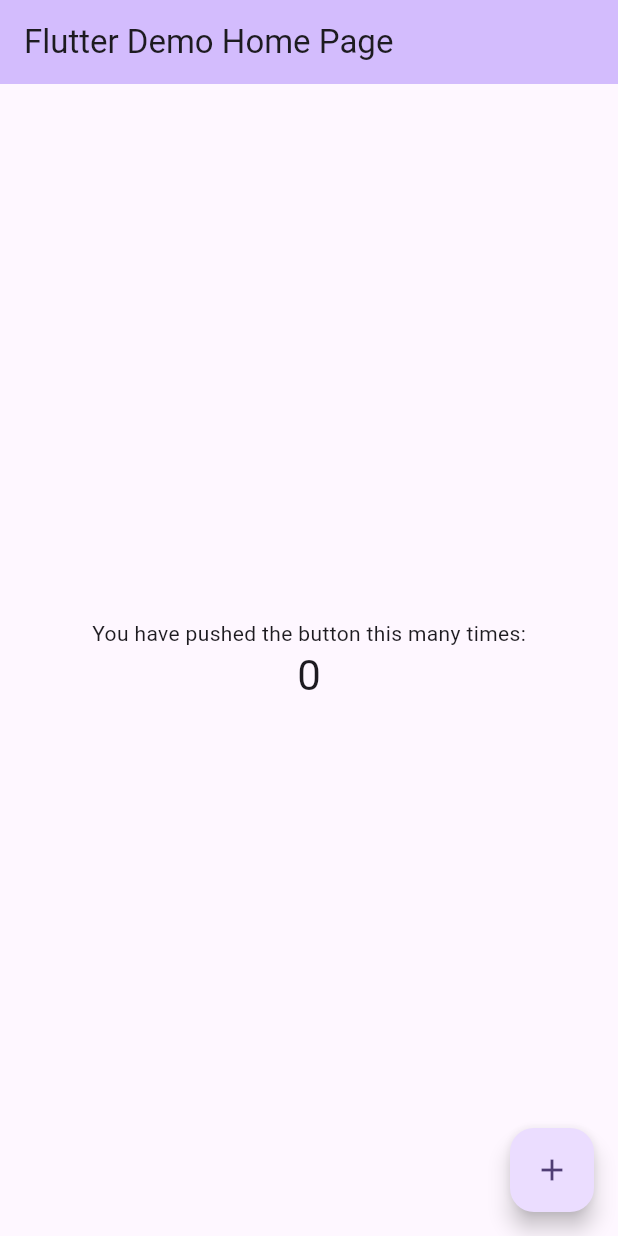
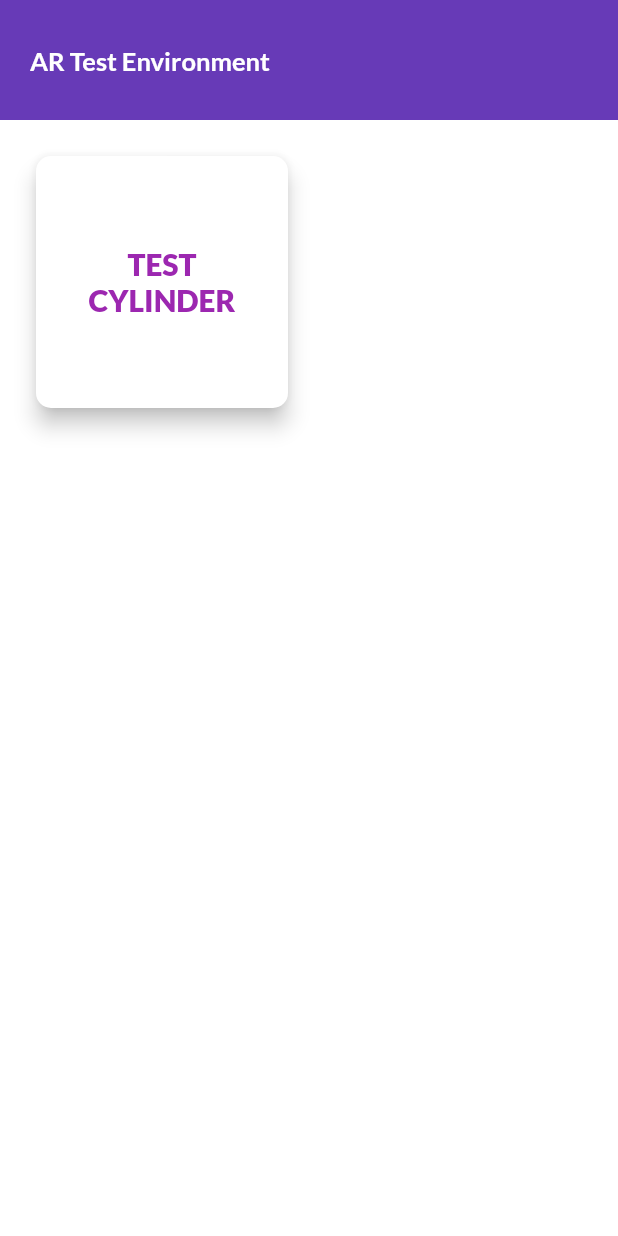
Before and after one commit to mgarciareimers/ar_test_environment, a Flutter app: the screen it shows after launch, on a phone screen of 412 x 824 dp. Run offline on Flutter 3.47's test engine with Material 3 defaults, Android fonts, the phone set to English and light mode, and no system bars; our stand-ins replace connectivity_plus, fluro, package_info_plus, rxdart, shared_preferences.

Commit message:
Start of text cylinder page.

```diff
--- a/lang/en.json
+++ b/lang/en.json
@@ -4,6 +4,7 @@
   "home": "Home",
   "loading": "Loading",
   "retry": "Retry",
+  "test_cylinder": "Test cylinder",
 
   "error_connection": "Connection error",
   "error_connection_text": "Please connect your device to the internet.",
--- a/lib/main.dart
+++ b/lib/main.dart
@@ -1,125 +1,91 @@
+import 'package:fluro/fluro.dart';
 import 'package:flutter/material.dart';
+import 'package:flutter_localizations/flutter_localizations.dart';
 
-void main() {
+// Bloc.
+import 'package:ar_test_env_app/src/bloc/bloc_provider.dart';
+
+// Config.
+import 'package:ar_test_env_app/src/config/config.dart';
+
+// Constants.
+import 'package:ar_test_env_app/src/commons/constants/strings.dart';
+
+// Utils.
+import 'package:ar_test_env_app/src/commons/utils/app_localizations.dart';
+import 'package:ar_test_env_app/src/commons/utils/routes.dart';
+
+void main() async {
+  WidgetsFlutterBinding.ensureInitialized();
+
+  // Initialize preferences.
+  final preferences = Preferences();
+  await preferences.initPreferences();
+
   runApp(const MyApp());
 }
 
-class MyApp extends StatelessWidget {
-  const MyApp({super.key});
+class MyApp extends StatefulWidget {
+  const MyApp({
+    super.key
+  });
 
-  // This widget is the root of your application.
   @override
-  Widget build(BuildContext context) {
-    return MaterialApp(
-      title: 'Flutter Demo',
-      theme: ThemeData(
-        // This is the theme of your application.
-        //
-        // TRY THIS: Try running your application with "flutter run". You'll see
-        // the application has a purple toolbar. Then, without quitting the app,
-        // try changing the seedColor in the colorScheme below to Colors.green
-        // and then invoke "hot reload" (save your changes or press the "hot
-        // reload" button in a Flutter-supported IDE, or press "r" if you used
-        // the command line to start the app).
-        //
-        // Notice that the counter didn't reset back to zero; the application
-        // state is not lost during the reload. To reset the state, use hot
-        // restart instead.
-        //
-        // This works for code too, not just values: Most code changes can be
-        // tested with just a hot reload.
-        colorScheme: ColorScheme.fromSeed(seedColor: Colors.deepPurple),
-        useMaterial3: true,
-      ),
-      home: const MyHomePage(title: 'Flutter Demo Home Page'),
-    );
-  }
+  State<MyApp> createState() => _MyAppState();
 }
 
-class MyHomePage extends StatefulWidget {
-  const MyHomePage({super.key, required this.title});
+class _MyAppState extends State<MyApp> {
+  final GlobalKey<NavigatorState> navigatorKey = GlobalKey<NavigatorState>();
 
-  // This widget is the home page of your application. It is stateful, meaning
-  // that it has a State object (defined below) that contains fields that affect
-  // how it looks.
-
-  // This class is the configuration for the state. It holds the values (in this
-  // case the title) provided by the parent (in this case the App widget) and
-  // used by the build method of the State. Fields in a Widget subclass are
-  // always marked "final".
-
-  final String title;
+  late FluroRouter router;
 
   @override
-  State<MyHomePage> createState() => _MyHomePageState();
-}
+  void initState() {
+    router = FluroRouter();
+    Routes.defineRoutes(router);
 
-class _MyHomePageState extends State<MyHomePage> {
-  int _counter = 0;
-
-  void _incrementCounter() {
-    setState(() {
-      // This call to setState tells the Flutter framework that something has
-      // changed in this State, which causes it to rerun the build method below
-      // so that the display can reflect the updated values. If we changed
-      // _counter without calling setState(), then the build method would not be
-      // called again, and so nothing would appear to happen.
-      _counter++;
-    });
+    super.initState();
   }
 
   @override
   Widget build(BuildContext context) {
-    // This method is rerun every time setState is called, for instance as done
-    // by the _incrementCounter method above.
-    //
-    // The Flutter framework has been optimized to make rerunning build methods
-    // fast, so that you can just rebuild anything that needs updating rather
-    // than having to individually change instances of widgets.
-    return Scaffold(
-      appBar: AppBar(
-        // TRY THIS: Try changing the color here to a specific color (to
-        // Colors.amber, perhaps?) and trigger a hot reload to see the AppBar
-        // change color while the other colors stay the same.
-        backgroundColor: Theme.of(context).colorScheme.inversePrimary,
-        // Here we take the value from the MyHomePage object that was created by
-        // the App.build method, and use it to set our appbar title.
-        title: Text(widget.title),
+    return BlocProvider(
+      child: MaterialApp(
+        title: Strings.appName,
+        navigatorKey: navigatorKey,
+        debugShowCheckedModeBanner: false,
+        theme: ThemeData(
+          useMaterial3: false,
+          primaryColor: Colors.black,
+          fontFamily: 'Lato',
+        ),
+        onGenerateInitialRoutes: (String initialRoute) => [ router.generator(RouteSettings(name: initialRoute))! ],
+        onGenerateRoute: router.generator,
+
+        // Supported local languages.
+        supportedLocales: [
+          AppLocalizations.getLocaleByLanguageCode(AppLocalizations.englishCode),
+        ],
+
+        // Make sure that the localization data for the proper language is loaded.
+        localizationsDelegates: [
+          AppLocalizations.delegate, // A class which loads the translations from JSON files.
+          GlobalMaterialLocalizations.delegate, // Built-in localization of basic text for Material widgets.
+          GlobalCupertinoLocalizations.delegate, // Built-in localization of basic text for Cupertino widgets.
+          GlobalWidgetsLocalizations.delegate, // Built-in localization for text direction LTR/RTL.
+        ],
+
+        // Returns a locale which will be used by the app.
+        localeResolutionCallback: (Locale? locale, Iterable<Locale> supportedLocales) {
+          for (Locale supportedLocale in supportedLocales) {
+            if (supportedLocale.languageCode == locale!.languageCode && supportedLocale.countryCode == locale.countryCode) {
+              return supportedLocale;
+            }
+          }
+
+          return supportedLocales.first;
+        },
       ),
-      body: Center(
-        // Center is a layout widget. It takes a single child and positions it
-        // in the middle of the parent.
-        child: Column(
-          // Column is also a layout widget. It takes a list of children and
-          // arranges them vertically. By default, it sizes itself to fit its
-          // children horizontally, and tries to be as tall as its parent.
-          //
-          // Column has various properties to control how it sizes itself and
-          // how it positions its children. Here we use mainAxisAlignment to
-          // center the children vertically; the main axis here is the vertical
-          // axis because Columns are vertical (the cross axis would be
-          // horizontal).
-          //
-          // TRY THIS: Invoke "debug painting" (choose the "Toggle Debug Paint"
-          // action in the IDE, or press "p" in the console), to see the
-          // wireframe for each widget.
-          mainAxisAlignment: MainAxisAlignment.center,
-          children: <Widget>[
-            const Text(
-              'You have pushed the button this many times:',
-            ),
-            Text(
-              '$_counter',
-              style: Theme.of(context).textTheme.headlineMedium,
-            ),
-          ],
-        ),
-      ),
-      floatingActionButton: FloatingActionButton(
-        onPressed: _incrementCounter,
-        tooltip: 'Increment',
-        child: const Icon(Icons.add),
-      ), // This trailing comma makes auto-formatting nicer for build methods.
     );
   }
 }
--- a/lib/src/commons/utils/app_localizations.dart
+++ b/lib/src/commons/utils/app_localizations.dart
@@ -35,7 +35,6 @@ class AppLocalizations {
   static LocalizationsDelegate<AppLocalizations> delegate = _AppLocalizationsDelegate();
 
   static Map<String, String>? _localizedStrings;
-  static Map<String, String>? _localizedCountries;
 
   void reload() async {
     delegate = _AppLocalizationsDelegate();
@@ -53,14 +52,11 @@ class AppLocalizations {
       Preferences().session = session;
     }
 
-    String jsonStrings = await rootBundle.loadString('lang/strings/$languageCode.json');
-    String jsonCountries = await rootBundle.loadString('lang/countries/$languageCode.json');
+    String jsonStrings = await rootBundle.loadString('lang/$languageCode.json');
 
     Map<String, dynamic> jsonStringsMap = json.decode(jsonStrings);
-    Map<String, dynamic> jsonCountriesMap = json.decode(jsonCountries);
 
     _localizedStrings = jsonStringsMap.map((key, value) => MapEntry(key, value.toString()));
-    _localizedCountries = jsonCountriesMap.map((key, value) => MapEntry(key, value.toString()));
 
     return true;
   }
@@ -68,11 +64,6 @@ class AppLocalizations {
   // Method that will be called from every widget which needs a localized text.
   String translate(String key) {
     return _localizedStrings![key] ?? Strings.nullString;
-  }
-
-  // Method that will be called from every widget which needs a localized country text.
-  String translateCountry(String key) {
-    return _localizedCountries![key] ?? Strings.nullString;
   }
 
   // Get locale by language code.
--- a/lib/src/commons/utils/routes.dart
+++ b/lib/src/commons/utils/routes.dart
@@ -1,21 +1,21 @@
 import 'package:fluro/fluro.dart';
 import 'package:flutter/material.dart';
-
-// Utils.
-import 'package:ar_test_env_app/src/commons/utils/app_localizations.dart';
 
 // Pages.
 import 'package:ar_test_env_app/src/pages/home_page.dart';
 import 'package:ar_test_env_app/src/pages/splash_page.dart';
+import 'package:ar_test_env_app/src/pages/test_cylinder_page.dart';
 
 class Routes {
   static const String home = 'home';
   static const String splash = 'splash';
+  static const String testCylinder = 'test_cylinder';
 
   // Method that defines the routes for the router.
   static void defineRoutes(FluroRouter router) {
     router.define(home, handler: getRouterHandler(home), transitionType: TransitionType.none);
     router.define(splash, handler: getRouterHandler(splash), transitionType: TransitionType.none);
+    router.define(testCylinder, handler: getRouterHandler(testCylinder), transitionType: TransitionType.none);
 
     // Not found.
     router.notFoundHandler = Handler(
@@ -29,20 +29,9 @@ class Routes {
       switch (routeName) {
         case home: return const HomePage();
         case splash: return const SplashPage();
+        case testCylinder: return const TestCylinderPage();
         default: return const SplashPage();
       }
     });
   }
-
-  // Method that gets the tab title.
-  static String getTabTitle(BuildContext context, String routeName) {
-    String title = AppLocalizations.of(context)!.translate('app_name');
-
-    switch (routeName) {
-      case home: title = '${ AppLocalizations.of(context)!.translate('home') } - $title'; break;
-      default: break;
-    }
-
-    return title;
-  }
 }
--- a/lib/src/commons/utils/utils.dart
+++ b/lib/src/commons/utils/utils.dart
@@ -198,11 +198,6 @@ class Utils {
         StateBloc stateBloc = BlocProvider.stateBloc(context);
         stateBloc.changeRouteName(originalRouteName);
 
-        SystemChrome.setApplicationSwitcherDescription(ApplicationSwitcherDescription(
-          label: Routes.getTabTitle(context, stateBloc.routeName),
-          primaryColor: Theme.of(context).primaryColor.value,
-        ));
-
         return value;
       });
   }
--- a/lib/src/pages/home_page.dart
+++ b/lib/src/pages/home_page.dart
@@ -1,9 +1,21 @@
+import 'package:flutter/material.dart';
+import 'package:flutter/scheduler.dart';
+
+// Bloc.
 import 'package:ar_test_env_app/src/bloc/bloc_provider.dart';
+
+// Constants.
+import 'package:ar_test_env_app/src/commons/constants/sizes.dart';
+
+// Utils.
 import 'package:ar_test_env_app/src/commons/utils/app_localizations.dart';
 import 'package:ar_test_env_app/src/commons/utils/routes.dart';
+import 'package:ar_test_env_app/src/commons/utils/utils.dart';
+
+// Utils.
 import 'package:ar_test_env_app/src/widgets/generic/app_bar_custom.dart';
-import 'package:flutter/material.dart';
-import 'package:flutter/scheduler.dart';
+import 'package:ar_test_env_app/src/widgets/generic/content_custom.dart';
+import 'package:ar_test_env_app/src/widgets/generic/text_lato.dart';
 
 class HomePage extends StatefulWidget {
   const HomePage({
@@ -34,7 +46,9 @@ class _HomePageState extends State<HomePage> {
         title: AppLocalizations.of(context)!.translate('app_name'),
       ),
       backgroundColor: Colors.white,
-      body: _createContent(),
+      body: ContentCustom(
+        child: _createContent()
+      ),
     );
   }
 
@@ -54,6 +68,47 @@ class _HomePageState extends State<HomePage> {
 
   // Method that creates the content.
   Widget _createContent() {
-    return Container();
+    return GridView(
+      gridDelegate: const SliverGridDelegateWithFixedCrossAxisCount(
+        crossAxisCount: 2,
+        childAspectRatio: 1,
+        crossAxisSpacing: Sizes.margin20,
+        mainAxisSpacing: Sizes.margin20,
+      ),
+      children: [
+        _createItem(Routes.testCylinder),
+      ],
+    );
+  }
+
+  // Method that creates an item.
+  Widget _createItem(String route) {
+    return InkWell(
+      onTap: () => _onItemClicked(route),
+      child: Card(
+        elevation: Sizes.defaultElevation,
+        shape: RoundedRectangleBorder(
+          borderRadius: BorderRadius.circular(Sizes.borderRadius10),
+        ),
+        color: Colors.white,
+        child: Padding(
+          padding: const EdgeInsets.all(Sizes.margin20),
+          child: Center(
+            child: TextLato(
+              text: AppLocalizations.of(context)!.translate(route).toUpperCase(),
+              fontSize: Sizes.font20,
+              fontWeight: FontWeight.w800,
+              color: Colors.purple,
+              textAlign: TextAlign.center,
+            ),
+          ),
+        ),
+      ),
+    );
+  }
+
+  // Method that is called when the user clicks an item.
+  void _onItemClicked(String route) {
+    Utils.navigatorPush(context: context, newRouteName: route, originalRouteName: stateBloc.routeName);
   }
 }
--- a/lib/src/pages/splash_page.dart
+++ b/lib/src/pages/splash_page.dart
@@ -88,7 +88,7 @@ class _SplashPageState extends State<SplashPage> {
   // Method that creates the content.
   Widget _createContent() {
     return const Center(
-      child: CircularProgressIndicator(valueColor: AlwaysStoppedAnimation<Color>(Colors.black)),
+      child: CircularProgressIndicator(valueColor: AlwaysStoppedAnimation<Color>(Colors.deepPurple)),
     );
   }
 
@@ -105,6 +105,10 @@ class _SplashPageState extends State<SplashPage> {
 
   // Method that loads the page.
   void _loadPage() {
+    if (!mounted) {
+      return;
+    }
+
     Utils.navigatorPushAndRemoveUntil(
       context: context,
       newRouteName: Routes.home
--- /dev/null
+++ b/lib/src/pages/test_cylinder_page.dart
@@ -0,0 +1,17 @@
+import 'package:flutter/material.dart';
+
+class TestCylinderPage extends StatefulWidget {
+  const TestCylinderPage({
+    super.key
+  });
+
+  @override
+  State<TestCylinderPage> createState() => _TestCylinderPageState();
+}
+
+class _TestCylinderPageState extends State<TestCylinderPage> {
+  @override
+  Widget build(BuildContext context) {
+    return const Placeholder();
+  }
+}
--- a/lib/src/widgets/generic/app_bar_custom.dart
+++ b/lib/src/widgets/generic/app_bar_custom.dart
@@ -33,17 +33,17 @@ class AppBarCustom extends StatelessWidget implements PreferredSize {
           SizedBox(
             height: kToolbarHeight,
             child: Row(
+              mainAxisAlignment: MainAxisAlignment.start,
               crossAxisAlignment: CrossAxisAlignment.center,
-              mainAxisAlignment: MainAxisAlignment.start,
               children: [
                 onBackButtonClicked == null ? Container() : _createBackButton(),
-                SizedBox(width: onBackButtonClicked == null ? 0 : Sizes.margin12),
+                SizedBox(width: onBackButtonClicked == null ? Sizes.margin20 : Sizes.margin12),
 
                 Flexible(
                   child: TextLato(
                     text: title,
                     fontSize: Sizes.font17,
-                    color: Colors.deepPurple,
+                    color: Colors.white,
                     fontWeight: FontWeight.w700,
                   ),
                 )
@@ -53,7 +53,7 @@ class AppBarCustom extends StatelessWidget implements PreferredSize {
         ],
       ),
       centerTitle: true,
-      backgroundColor: Colors.white,
+      backgroundColor: Colors.deepPurple,
       toolbarHeight: double.maxFinite,
       elevation: 0,
       actions: [
--- /dev/null
+++ b/lib/src/widgets/generic/content_custom.dart
@@ -0,0 +1,34 @@
+import 'package:flutter/material.dart';
+
+// Constants.
+import 'package:ar_test_env_app/src/commons/constants/sizes.dart';
+
+class ContentCustom extends StatelessWidget {
+  final Widget child;
+  final double leftPadding;
+  final double rightPadding;
+  final double topPadding;
+  final double bottomPadding;
+
+  const ContentCustom({
+    required this.child,
+    this.leftPadding = Sizes.margin20,
+    this.rightPadding = Sizes.margin20,
+    this.topPadding = Sizes.margin20,
+    this.bottomPadding = 0,
+    super.key
+  });
+
+  @override
+  Widget build(BuildContext context) {
+    return Container(
+      padding: EdgeInsets.only(
+        left: leftPadding,
+        right: rightPadding,
+        top: topPadding,
+        bottom: bottomPadding,
+      ),
+      child: child,
+    );
+  }
+}
--- a/lib/src/widgets/generic/progress_bar.dart
+++ b/lib/src/widgets/generic/progress_bar.dart
@@ -12,7 +12,7 @@ class ProgressBar extends StatelessWidget {
 
   const ProgressBar({
     this.stream,
-    this.color = Colors.black,
+    this.color = Colors.deepPurple,
     super.key
   });
 
```
Also changed, not shown: pubspec.yaml (+5 -3 lines), pubspec.lock.
